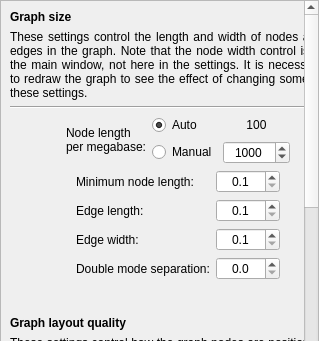
The window that ui/settingsdialog.ui (rrwick/Bandage) describes before a commit, drawn with Qt 5; both pictures show x 0 to 319 and y 0 to 341 of the 319 by 795 pixel window.
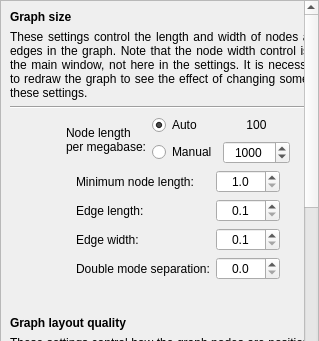
The same window after the commit. Custom widgets are drawn as their Qt base class.

```diff
--- a/ui/settingsdialog.ui
+++ b/ui/settingsdialog.ui
@@ -311,7 +311,7 @@
              <number>1</number>
             </property>
             <property name="minimum">
-             <double>0.100000000000000</double>
+             <double>1.000000000000000</double>
             </property>
             <property name="maximum">
              <double>1000.000000000000000</double>
```
